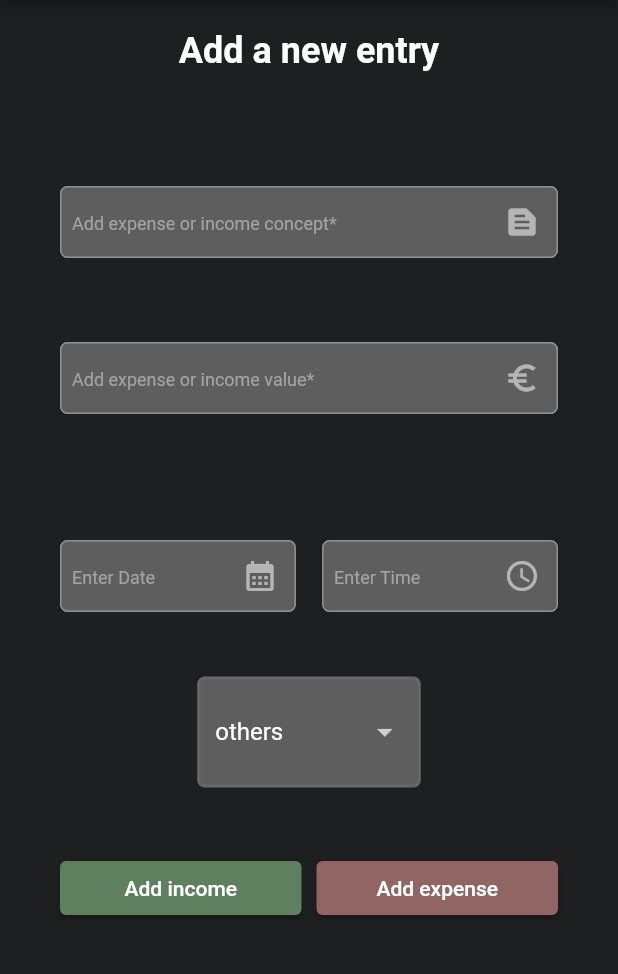
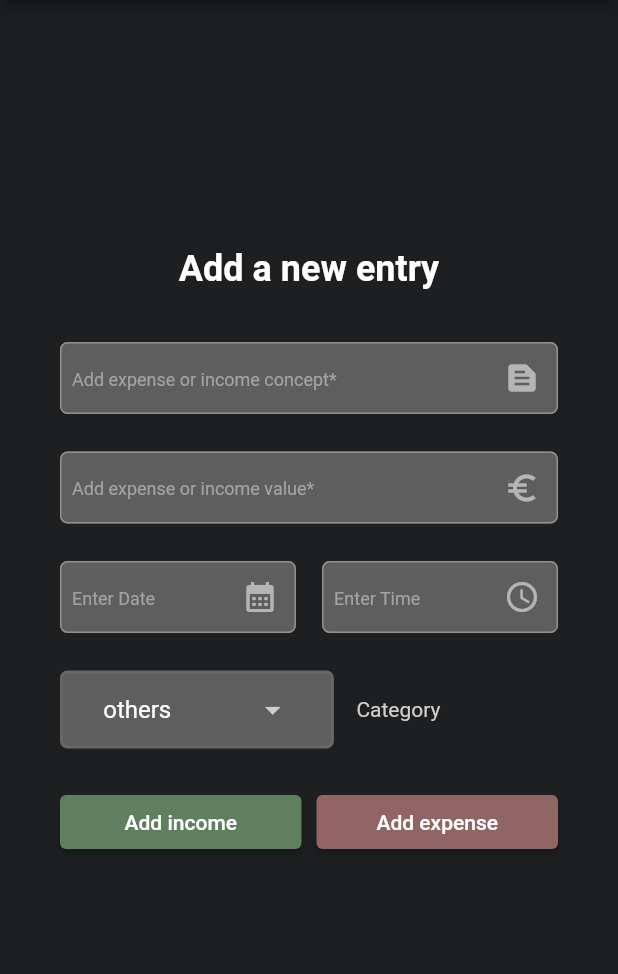
Before and after one commit to PolRecasensSarra/MyFinances, a Flutter app: the screen it shows after launch, after a tap on the "add" icon, on a phone screen of 412 x 824 dp, the part 84-1058 px from its top. Run offline on Flutter 3.47's test engine with Material 2 defaults, Android fonts, the phone set to English and light mode, and no system bars.

Commit message:
categories done

```diff
--- a/finance_app/lib/NewEntryPage.dart
+++ b/finance_app/lib/NewEntryPage.dart
@@ -44,10 +44,11 @@ class _NewEntryPageState extends State<NewEntryPage> {
           child: Padding(
             padding: const EdgeInsets.only(
                 left: 40.0, right: 40.0, bottom: 20.0, top: 20.0),
+            child: SingleChildScrollView(
               child: Column(
+                mainAxisAlignment: MainAxisAlignment.center,
                 children: [
-                const Expanded(
-                  child: Align(
+                  const Align(
                     alignment: Alignment.topCenter,
                     child: Text(
                       "Add a new entry",
@@ -58,9 +59,10 @@ class _NewEntryPageState extends State<NewEntryPage> {
                       ),
                     ),
                   ),
+                  const SizedBox(
+                    height: 35.0,
                   ),
-                Expanded(
-                  child: TextFormField(
+                  TextFormField(
                     controller: nameTextCtrl,
                     cursorColor: Colors.white,
                     style: const TextStyle(
@@ -103,9 +105,10 @@ class _NewEntryPageState extends State<NewEntryPage> {
                       });
                     },
                   ),
+                  const SizedBox(
+                    height: 25.0,
                   ),
-                Expanded(
-                  child: TextFormField(
+                  TextFormField(
                     controller: valueTextCtrl,
                     cursorColor: Colors.white,
                     keyboardType: TextInputType.number,
@@ -157,9 +160,10 @@ class _NewEntryPageState extends State<NewEntryPage> {
                       });
                     },
                   ),
+                  const SizedBox(
+                    height: 25.0,
                   ),
-                Expanded(
-                  child: Row(
+                  Row(
                     children: [
                       Expanded(
                         flex: 45,
@@ -276,11 +280,14 @@ class _NewEntryPageState extends State<NewEntryPage> {
                       ),
                     ],
                   ),
+                  const SizedBox(
+                    height: 25.0,
                   ),
+                  Row(
+                    mainAxisAlignment: MainAxisAlignment.spaceBetween,
+                    children: [
                       Expanded(
-                  child: IntrinsicWidth(
-                    child: Padding(
-                      padding: const EdgeInsets.symmetric(vertical: 15.0),
+                        flex: 55,
                         child: Container(
                           decoration: BoxDecoration(
                             color: const Color.fromARGB(255, 94, 94, 94),
@@ -303,7 +310,8 @@ class _NewEntryPageState extends State<NewEntryPage> {
                                   selectedCategory = value!;
                                 });
                               },
-                            items: Categories.values.map((Categories category) {
+                              items:
+                                  Categories.values.map((Categories category) {
                                 return DropdownMenuItem(
                                   value: category,
                                   child: Text(
@@ -315,10 +323,25 @@ class _NewEntryPageState extends State<NewEntryPage> {
                           ),
                         ),
                       ),
+                      const Expanded(
+                        flex: 45,
+                        child: Padding(
+                          padding: EdgeInsets.only(left: 15.0),
+                          child: Text(
+                            "Category",
+                            textAlign: TextAlign.left,
+                            style: TextStyle(
+                              color: Color.fromARGB(255, 206, 206, 206),
                             ),
                           ),
-                Expanded(
-                  child: Row(
+                        ),
+                      ),
+                    ],
+                  ),
+                  const SizedBox(
+                    height: 25.0,
+                  ),
+                  Row(
                     children: [
                       Expanded(
                         child: ElevatedButton(
@@ -355,9 +378,10 @@ class _NewEntryPageState extends State<NewEntryPage> {
                       ),
                     ],
                   ),
+                  const SizedBox(
+                    height: 15.0,
                   ),
-                Expanded(
-                  child: Text(
+                  Text(
                     error,
                     textAlign: TextAlign.center,
                     style: const TextStyle(
@@ -365,8 +389,8 @@ class _NewEntryPageState extends State<NewEntryPage> {
                       fontSize: 14,
                     ),
                   ),
+                ],
               ),
-              ],
             ),
           ),
         ),
```
Lines whose indentation alone changed are shown as unchanged.
